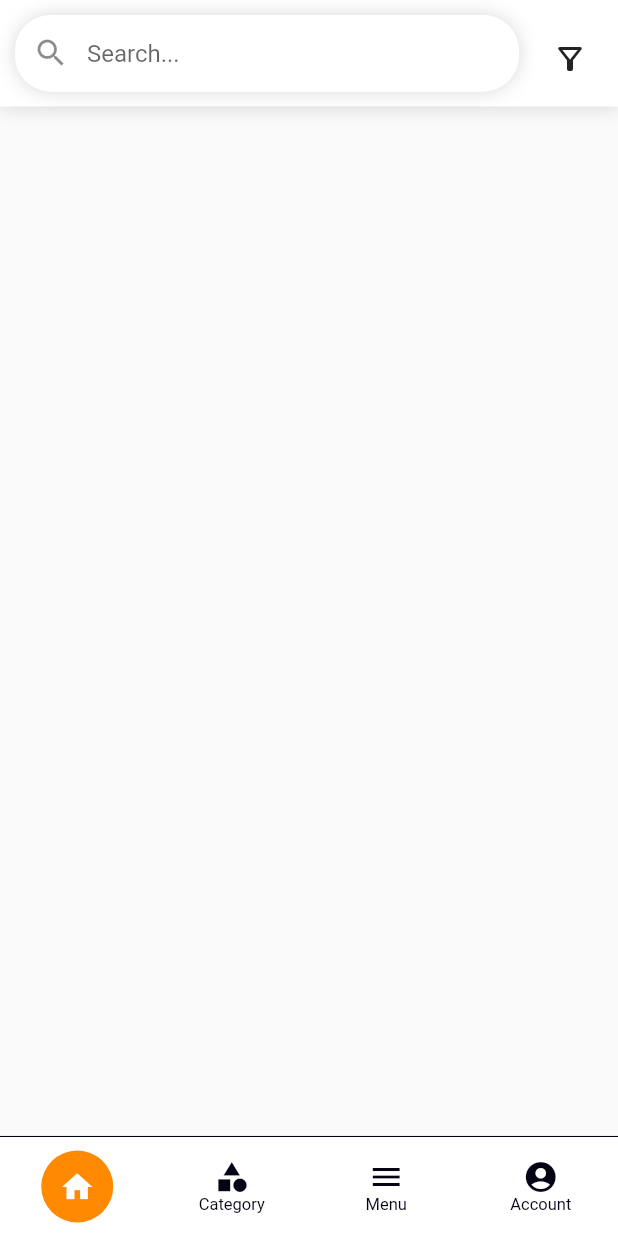
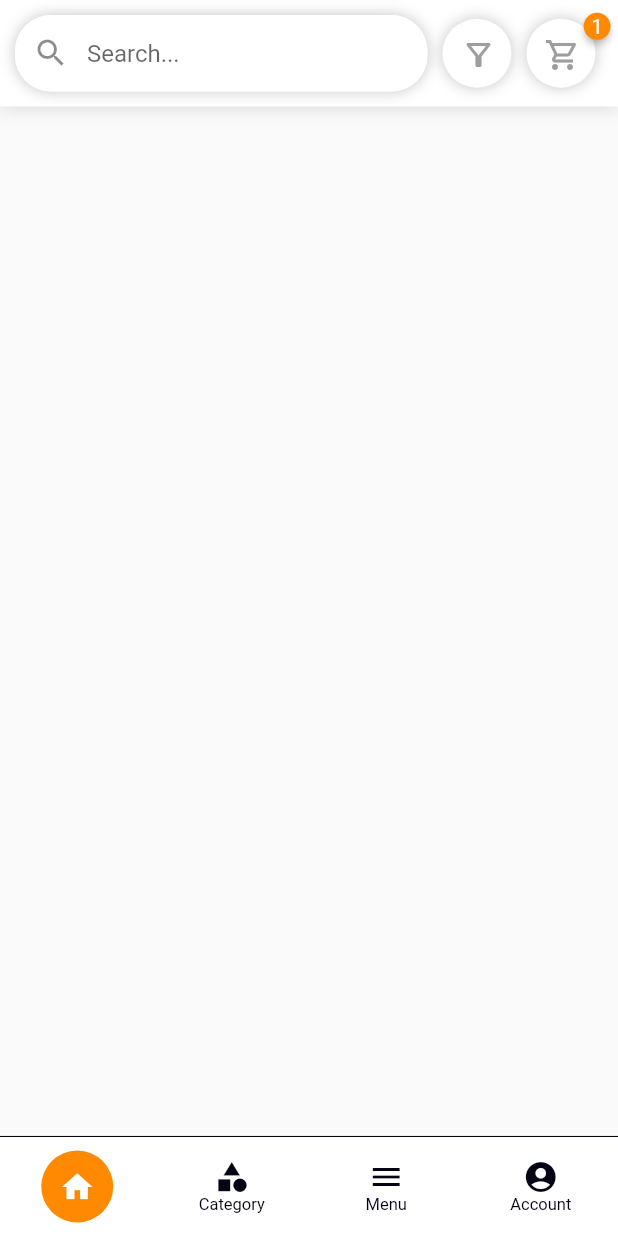
Before and after one commit to nazimfeni/my_grocery, a Flutter app: the screen it shows after launch, on a phone screen of 412 x 824 dp. Run offline on Flutter 3.47's test engine with Material 2 defaults, Android fonts, the phone set to English and light mode, and no system bars; drawn by our look-alikes of badges, flutter_snake_navigationbar; our stand-ins replace get.

Commit message:
Part 3 completed

```diff
--- a/lib/component/main_header.dart
+++ b/lib/component/main_header.dart
@@ -1,8 +1,10 @@
+import 'package:badges/badges.dart' as badges;
 import 'package:flutter/material.dart';
-
 
 class MainHeader extends StatelessWidget {
   const MainHeader({Key? key}) : super(key: key);
+
+  get child => null;
 
   @override
   Widget build(BuildContext context) {
@@ -12,8 +14,7 @@ class MainHeader extends StatelessWidget {
           boxShadow: <BoxShadow>[
             BoxShadow(
                 color: Colors.grey.withOpacity(0.4),
-            blurRadius: 10,
-
+                blurRadius: 10
             )
           ]
       ),
@@ -28,21 +29,20 @@ class MainHeader extends StatelessWidget {
                 ),
                 boxShadow: <BoxShadow>[
                   BoxShadow(
-                    color: Colors.grey.withOpacity(0.4),
-                    blurRadius: 10,
-
+                      color: Colors.grey.withOpacity(0.6),
+                      offset: const Offset(0,0),
+                      blurRadius: 8
                   )
                 ]
             ),
             child: TextField(
               autofocus: false,
-              onSubmitted:(val){},
+              onSubmitted: (val){},
               onChanged: (val){},
               decoration: InputDecoration(
                   contentPadding: const EdgeInsets.symmetric(
                       horizontal: 14,
-                  vertical: 16,
-
+                      vertical: 16
                   ),
                   fillColor: Colors.white,
                   filled: true,
@@ -51,18 +51,61 @@ class MainHeader extends StatelessWidget {
                       borderSide: BorderSide.none
                   ),
                   hintText: "Search...",
-                prefixIcon: const Icon(Icons.search),
-
+                  prefixIcon: const Icon(Icons.search)
               ),
             ),
           )),
           const SizedBox(width: 10),
           Container(
-            height: 40,
+            height: 46,
             width: 46,
-            padding: EdgeInsets.all(12),
-            child: Icon(Icons.filter_alt_outlined),
+            decoration: BoxDecoration(
+                color: Colors.white,
+                shape: BoxShape.circle,
+                boxShadow: <BoxShadow>[
+                  BoxShadow(
+                      color: Colors.grey.withOpacity(0.6),
+                      blurRadius: 8
                   )
+                ]
+            ),
+            padding: const EdgeInsets.all(12),
+            child: const Icon(Icons.filter_alt_outlined,
+              color: Colors.grey,),
+          ),
+          const SizedBox(width: 10),
+
+          badges.Badge(
+              badgeContent: const Text(
+                  "1",style: TextStyle(
+                color: Colors.white
+              ),),
+              badgeStyle: badges.BadgeStyle(
+                badgeColor: Theme.of(context).primaryColor
+              ),
+
+
+              child: Container(
+                height: 46,
+                width: 46,
+                decoration: BoxDecoration(
+                    color: Colors.white,
+                    shape: BoxShape.circle,
+                    boxShadow: <BoxShadow>[
+                      BoxShadow(
+                          color: Colors.grey.withOpacity(0.6),
+                          blurRadius: 8
+                      )
+                    ]
+                ),
+                padding: const EdgeInsets.all(12),
+                child: const Icon(Icons.shopping_cart_outlined,
+                  color: Colors.grey,),
+              ),
+            ),
+
+          const SizedBox(width: 5),
+
         ],
       ),
     );
--- a/pubspec.yaml
+++ b/pubspec.yaml
@@ -38,6 +38,8 @@ dependencies:
 
   get: ^4.6.5
   flutter_snake_navigationbar: ^0.6.1
+  badges: ^3.1.2
+
 
 dev_dependencies:
   flutter_test:
```
Also changed, not shown: pubspec.lock. Lines whose indentation alone changed are shown as unchanged.
